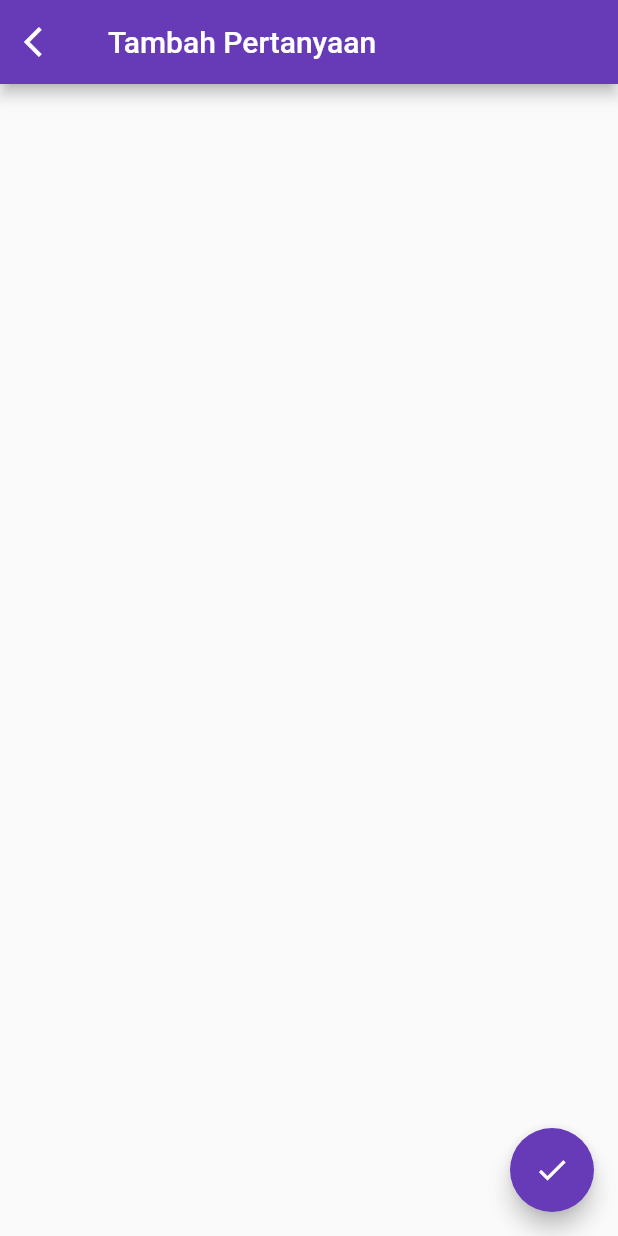
After one commit to Fauzywahyudi/FunEdApp, a Flutter app: the AddPertanyaan screen opened by its route, on a phone screen of 412 x 824 dp. The commit adds this screen. Run offline on Flutter 3.47's test engine with Material 2 defaults, Android fonts, the phone set to English and light mode, and no system bars; our stand-ins replace flutter_custom_clippers, font_awesome_flutter; missing offline and left inert: html_editor.

Commit message:
add pertanyaan

```diff
--- a/pkn_app/lib/main.dart
+++ b/pkn_app/lib/main.dart
@@ -1,8 +1,11 @@
 import 'package:flutter/material.dart';
+import 'package:pkn_app/view/html/home.dart';
 import 'package:pkn_app/view/login.dart';
 import 'package:pkn_app/view/materi.dart';
 import 'package:pkn_app/view/newHome.dart';
+import 'package:pkn_app/view/pertanyaan/add_pertanyaan.dart';
 import 'package:pkn_app/view/quiz.dart';
+import 'package:pkn_app/view/pertanyaan/pertanyaanView.dart';
 
 void main() {
   runApp(MyApp());
@@ -23,6 +26,8 @@ class MyApp extends StatelessWidget {
         '/home' : (BuildContext context) => new QuizHomePage(),
         '/Materi' : (BuildContext context) => new MateriView(),
         '/Quiz' : (BuildContext context) => new QuizView(),
+        '/Pertanyaan' : (BuildContext context) => new PertanyaanView(),
+        '/AddPertanyaan' : (BuildContext context) => new AddPertanyaan(),
         // '/Tambah_Materi' : (BuildContext context) => new TambahMateri(),
       },
       home: LoginPage(),
--- a/pkn_app/lib/view/materi.dart
+++ b/pkn_app/lib/view/materi.dart
@@ -177,6 +177,11 @@ class _MateriViewState extends State<MateriView> {
 
   Future<List> getData() async {
     final result = await http.post(url.Url.home + "getBab.php");
+    if(mounted){
+      setState(() {
+
+      });
+    }
     return json.decode(result.body);
   }
 
--- /dev/null
+++ b/pkn_app/lib/view/pertanyaan/add_pertanyaan.dart
@@ -0,0 +1,39 @@
+import 'package:flutter/material.dart';
+import 'package:pkn_app/assets/assets.dart';
+
+class AddPertanyaan extends StatefulWidget {
+  @override
+  _AddPertanyaanState createState() => _AddPertanyaanState();
+}
+
+class _AddPertanyaanState extends State<AddPertanyaan> {
+  @override
+  Widget build(BuildContext context) {
+    return Scaffold(
+      appBar: _buildAppBar(),
+      floatingActionButton: _buildFAB(),
+      body: _buildBody(),
+    );
+  }
+
+  Widget _buildAppBar() {
+    return AppBar(
+      leading: backIos(Colors.white, context),
+      title: Text("Tambah Pertanyaan"),
+    );
+  }
+
+  Widget _buildFAB() {
+    return FloatingActionButton(
+      child: Icon(
+        Icons.check,
+      ),
+      tooltip: "Simpan",
+      onPressed: () {}
+    );
+  }
+
+  Widget _buildBody(){
+    return Container();
+  }
+}
--- a/pkn_app/lib/view/subbab.dart
+++ b/pkn_app/lib/view/subbab.dart
@@ -104,6 +104,7 @@ class _SubBabDescrState extends State<SubBabDescr> {
     return AppBar(
       leading: IconButton(
           icon: Icon(Icons.close),
+          tooltip: "Cencel",
           onPressed: () {
             setState(() {
               isEditing = false;
@@ -143,7 +144,7 @@ class _SubBabDescrState extends State<SubBabDescr> {
                 child: TextField(
                   controller: tecIsiSubBab,
                   maxLines: 30,
-                  minLines: 30,
+                  minLines: 15,
                   textAlign: TextAlign.justify,
                   style: TextStyle(fontSize: 15),
                   onChanged: (String value) {},
--- a/pkn_app/pubspec.yaml
+++ b/pkn_app/pubspec.yaml
@@ -32,6 +32,7 @@ dependencies:
   line_awesome_icons: ^1.0.4+2
   font_awesome_flutter: ^8.8.1
   flutter_custom_clippers: ^1.1.1
+  html_editor: ^1.0.1
 
 dev_dependencies:
   flutter_test:
```
Also changed, not shown: pkn_app/lib/view/add_subbab.dart (+6 -4 lines), pkn_app/lib/view/html/home.dart (added, +75 -0 lines), pkn_app/lib/view/pertanyaan/pertanyaanView.dart (added, +164 -0 lines), pkn_app/lib/view/html/view.dart (added), pkn_app/pubspec.lock, 3 other files.
